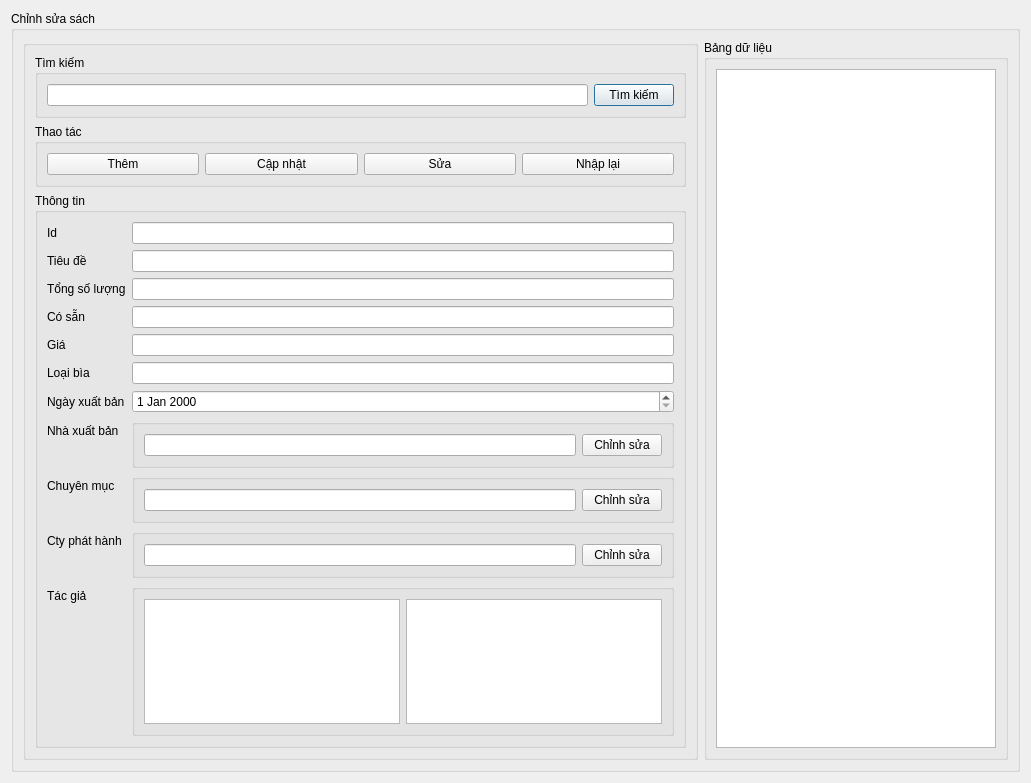
This is managebook.ui in hovanvydut/PBL2-Library-Management-Qt-CPP as Qt 5 draws it before an edit. The edited form follows.
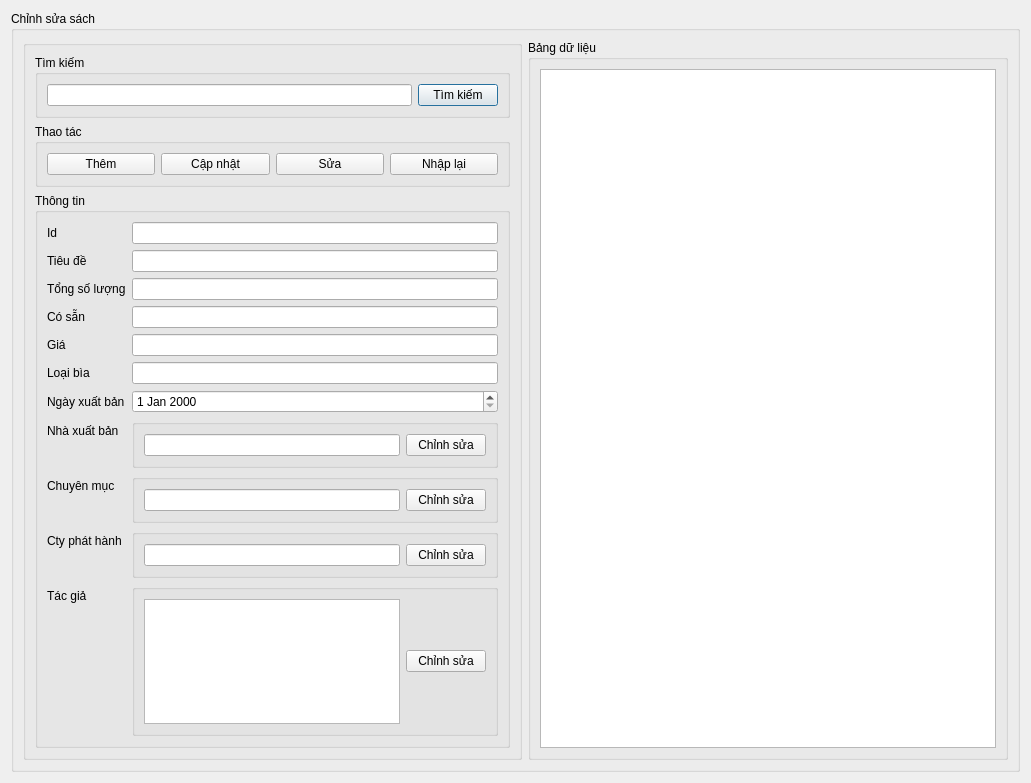
This is the edited form.

Commit message: update Authors of Book feature

Diff of the .ui file:
```diff
--- a/managebook.ui
+++ b/managebook.ui
@@ -269,7 +269,11 @@
                 <widget class="QListView" name="listView"/>
                </item>
                <item>
-                <widget class="QListView" name="listView_2"/>
+                <widget class="QPushButton" name="btn_change_book_authors">
+                 <property name="text">
+                  <string>Chỉnh sửa</string>
+                 </property>
+                </widget>
                </item>
               </layout>
              </widget>
```
Left out of the diff: 2 changed lines with no effect on the pictures. The commit also changes 36 other files.
